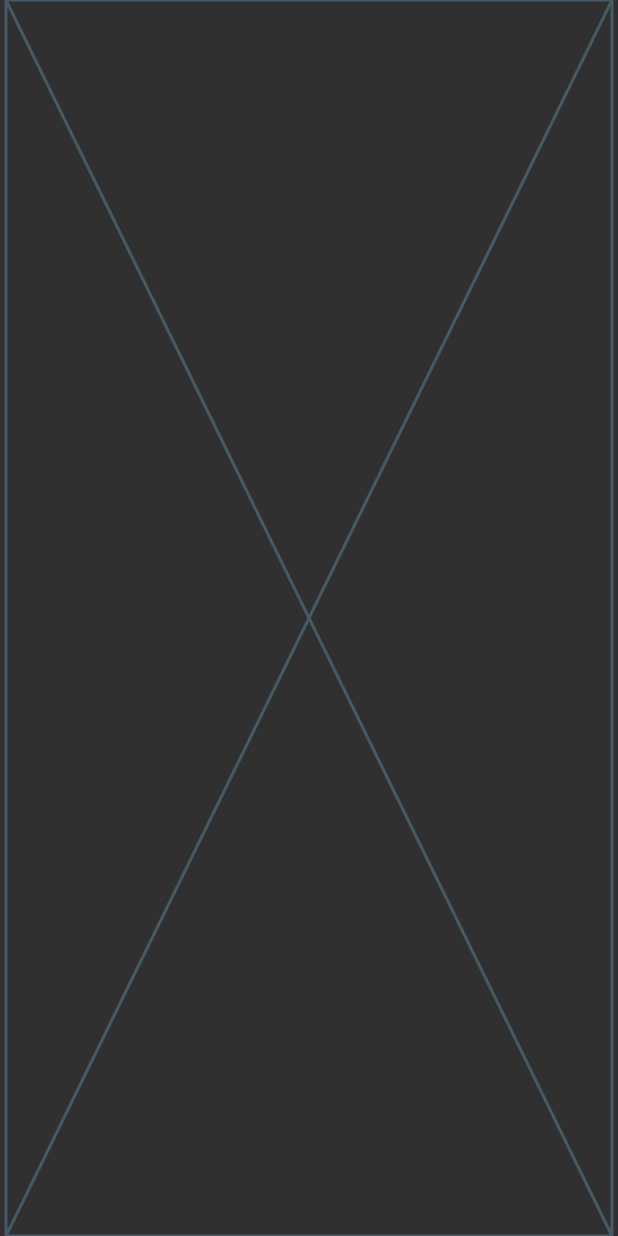
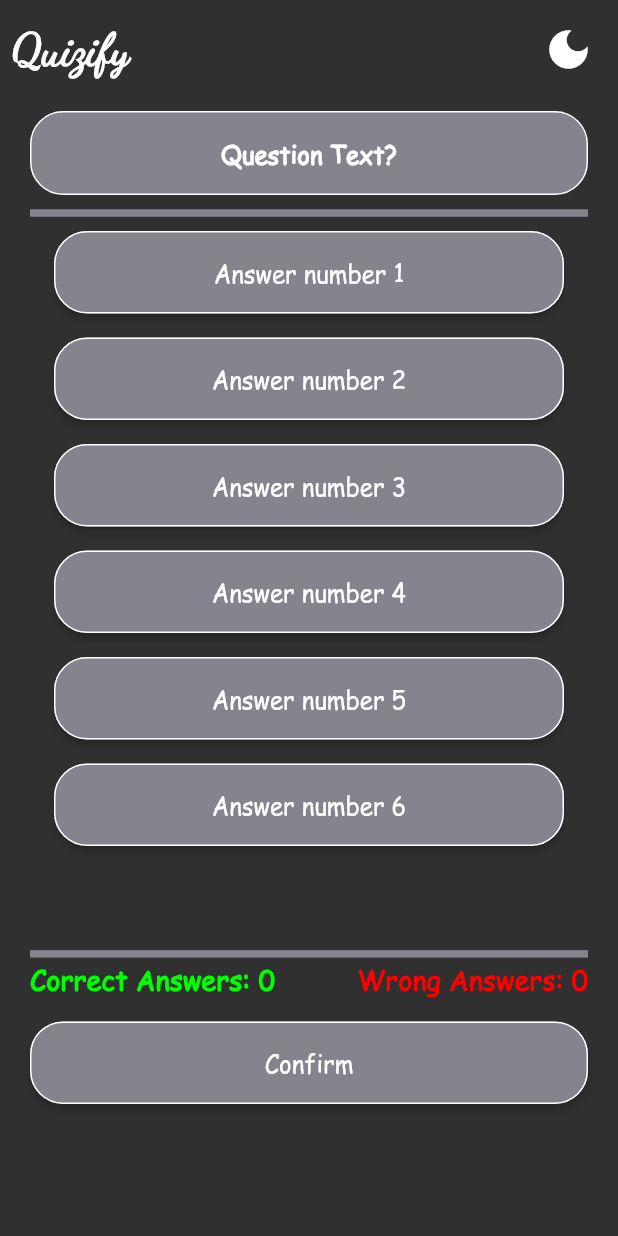
Before and after one commit to AYHM13x/quizify_app, a Flutter app: the QuizView screen opened directly, on a phone screen of 412 x 824 dp. Run offline on Flutter 3.47's test engine with Material 2 defaults, Android fonts, the phone set to English and light mode, and no system bars; our stand-ins replace gap, go_router.

Commit message:
work on quiz view

```diff
--- a/lib/core/utils/app_routrer.dart
+++ b/lib/core/utils/app_routrer.dart
@@ -2,8 +2,8 @@ import 'package:flutter/material.dart';
 import 'package:go_router/go_router.dart';
 
 import '../../features/_0_splash/presentation/views/splash_view.dart';
-// import '../../features/_1_home/presentation/views/home_view.dart';
-// import '../../features/_2_quiz/presentation/views/quiz_view.dart';
+import '../../features/_1_home/presentation/views/home_view.dart';
+import '../../features/_2_quiz/presentation/views/quiz_view.dart';
 
 abstract class AppRouter {
   //Paths
@@ -17,14 +17,14 @@ abstract class AppRouter {
         path: splashViewPath,
         builder: (context, state) => const SplashView(),
       ),
-      // GoRoute(
-      //   path: homeViewPath,
-      //   builder: (context, state) => const HomeView(),
-      // ),
-      // GoRoute(
-      //   path: quizViewPath,
-      //   builder: (context, state) => const QuizView(),
-      // ),
+      GoRoute(
+        path: homeViewPath,
+        builder: (context, state) => const HomeView(),
+      ),
+      GoRoute(
+        path: quizViewPath,
+        builder: (context, state) => const QuizView(),
+      ),
     ],
   );
 }
--- a/lib/features/_1_home/presentation/views/list_view/category_list_view.dart
+++ b/lib/features/_1_home/presentation/views/list_view/category_list_view.dart
@@ -1,7 +1,9 @@
 import 'package:flutter/material.dart';
+import 'package:go_router/go_router.dart';
 import 'package:quizify_app/constants.dart';
 import 'package:quizify_app/core/utils/AsstesApp.dart';
 
+import '../../../../../core/utils/app_routrer.dart';
 import '../../../../../core/utils/dimensions_of_screen.dart';
 import '../widgets/category_quiz_item.dart';
 
@@ -19,7 +21,9 @@ class CategoryListView extends StatelessWidget {
         itemCount: kCategories.length,
         itemBuilder: (BuildContext context, int index) {
           return GestureDetector(
-            onTap: () {},
+            onTap: () {
+              GoRouter.of(context).push(AppRouter.quizViewPath);
+            },
             child: CategoryQuizItem(
               categoryName: kCategories[index],
               categoryImage: AssetsImage.categoriesImages[index],
--- /dev/null
+++ b/lib/features/_2_quiz/presentation/views/appbar/quiz_view_app_bar.dart
@@ -0,0 +1,30 @@
+import 'package:flutter/material.dart';
+
+import '../../../../../../core/utils/styles.dart';
+import '../../../../../constants.dart';
+import '../../../../../core/utils/AsstesApp.dart';
+
+class QuizViewAppBar extends StatelessWidget {
+  const QuizViewAppBar({super.key});
+
+  @override
+  Widget build(BuildContext context) {
+    return Row(
+      children: [
+        Text(
+          kAppName,
+          style: Styles.textStyle30.copyWith(
+            fontFamily: FontFamilies.dancingScript,
+            fontWeight: FontWeight.bold,
+          ),
+        ),
+        const Spacer(),
+        IconButton(
+          onPressed: () {},
+          icon: const Icon(Icons.dark_mode),
+          iconSize: 34,
+        )
+      ],
+    );
+  }
+}
--- a/lib/features/_2_quiz/presentation/views/bodies/quiz_view_body.dart
+++ b/lib/features/_2_quiz/presentation/views/bodies/quiz_view_body.dart
@@ -1,10 +1,52 @@
 import 'package:flutter/material.dart';
+import 'package:gap/gap.dart';
+import 'package:quizify_app/core/utils/app_colors.dart';
+import 'package:quizify_app/features/_2_quiz/presentation/views/widgets/question_view.dart';
+
+import '../../../../../core/utils/dimensions_of_screen.dart';
+import '../appbar/quiz_view_app_bar.dart';
+import '../widgets/confirm_button.dart';
+import '../widgets/score_view.dart';
 
 class QuizViewbody extends StatelessWidget {
   const QuizViewbody({super.key});
 
   @override
   Widget build(BuildContext context) {
-    return const Placeholder();
+    return Column(
+      children: [
+        const Gap(8),
+        const Padding(
+          padding: EdgeInsets.symmetric(horizontal: 4),
+          child: QuizViewAppBar(),
+        ),
+        const Gap(16),
+        Padding(
+          padding: const EdgeInsets.symmetric(horizontal: 16),
+          child: SizedBox(
+            height: DimensionsOfScreen.dimensionsOfHeight(context, 86),
+            child: const CustomScrollView(
+              slivers: [
+                SliverToBoxAdapter(
+                  child: Column(
+                    children: [
+                      QuestionView(),
+                      Divider(
+                        height: 8,
+                        thickness: 5,
+                        color: AppColors.greyColor,
+                      ),
+                      ScoreView(),
+                      Gap(16),
+                      ConfirmButton(),
+                    ],
+                  ),
+                ),
+              ],
+            ),
+          ),
+        ),
+      ],
+    );
   }
 }
--- /dev/null
+++ b/lib/features/_2_quiz/presentation/views/widgets/answer_item.dart
@@ -0,0 +1,72 @@
+import 'package:flutter/material.dart';
+
+import '../../../../../core/utils/app_colors.dart';
+import '../../../../../core/utils/styles.dart';
+
+class AnswerItem extends StatelessWidget {
+  const AnswerItem({
+    super.key,
+    required this.index,
+  });
+  final int index;
+  @override
+  Widget build(BuildContext context) {
+    return Padding(
+      padding: const EdgeInsets.only(bottom: 16),
+      child: ElevatedButton(
+        onPressed: () {},
+        style: ButtonStyle(
+          shape: MaterialStateProperty.all<RoundedRectangleBorder>(
+            RoundedRectangleBorder(
+              borderRadius: BorderRadius.circular(22.0),
+              side: const BorderSide(
+                color: AppColors.whiteColor,
+              ),
+            ),
+          ),
+          backgroundColor: MaterialStateProperty.all<Color>(
+            AppColors.greyColor,
+          ),
+        ),
+        child: Container(
+          height: 55,
+          alignment: Alignment.center,
+          padding: const EdgeInsets.all(8),
+          child: Text(
+            "Answer number $index",
+            style: Styles.textStyle16.copyWith(
+              color: AppColors.whiteColor,
+            ),
+          ),
+        ),
+      ),
+    );
+  }
+}
+
+class Bottonn extends StatelessWidget {
+  const Bottonn({super.key});
+
+  @override
+  Widget build(BuildContext context) {
+    return TextButton(onPressed: () {}, child: const Text(""));
+  }
+}
+
+
+// Container(
+//           width: double.maxFinite,
+//           alignment: Alignment.center,
+//           padding: const EdgeInsets.all(16),
+//           decoration: BoxDecoration(
+//             borderRadius: BorderRadius.circular(22),
+//             border: Border.all(color: AppColors.whiteColor),
+//             color: AppColors.greyColor,
+//           ),
+//           child: Text(
+//             "Answer number $index",
+//             style: Styles.textStyle16.copyWith(
+//               color: AppColors.whiteColor,
+//             ),
+//           ),
+//         )
--- /dev/null
+++ b/lib/features/_2_quiz/presentation/views/widgets/answer_section.dart
@@ -0,0 +1,26 @@
+import 'package:flutter/material.dart';
+
+import '../../../../../core/utils/dimensions_of_screen.dart';
+import 'answer_item.dart';
+
+class AswerSection extends StatelessWidget {
+  const AswerSection({
+    super.key,
+  });
+
+  @override
+  Widget build(BuildContext context) {
+    return SizedBox(
+      height: DimensionsOfScreen.dimensionsOfHeight(context, 58),
+      child: ListView.builder(
+        physics: const BouncingScrollPhysics(),
+        itemCount: 6,
+        itemBuilder: (context, index) {
+          return AnswerItem(
+            index: index + 1,
+          );
+        },
+      ),
+    );
+  }
+}
--- /dev/null
+++ b/lib/features/_2_quiz/presentation/views/widgets/confirm_button.dart
@@ -0,0 +1,42 @@
+import 'package:flutter/material.dart';
+
+import '../../../../../core/utils/app_colors.dart';
+import '../../../../../core/utils/styles.dart';
+
+class ConfirmButton extends StatelessWidget {
+  const ConfirmButton({super.key});
+
+  @override
+  Widget build(BuildContext context) {
+    return Padding(
+      padding: const EdgeInsets.only(bottom: 16),
+      child: ElevatedButton(
+        onPressed: () {},
+        style: ButtonStyle(
+          shape: MaterialStateProperty.all<RoundedRectangleBorder>(
+            RoundedRectangleBorder(
+              borderRadius: BorderRadius.circular(22.0),
+              side: const BorderSide(
+                color: AppColors.whiteColor,
+              ),
+            ),
+          ),
+          backgroundColor: MaterialStateProperty.all<Color>(
+            AppColors.greyColor,
+          ),
+        ),
+        child: Container(
+          height: 55,
+          alignment: Alignment.center,
+          padding: const EdgeInsets.all(8),
+          child: Text(
+            "Confirm",
+            style: Styles.textStyle16.copyWith(
+              color: AppColors.whiteColor,
+            ),
+          ),
+        ),
+      ),
+    );
+  }
+}
--- /dev/null
+++ b/lib/features/_2_quiz/presentation/views/widgets/question_view.dart
@@ -0,0 +1,30 @@
+import 'package:flutter/material.dart';
+import 'package:gap/gap.dart';
+
+import '../../../../../core/utils/app_colors.dart';
+import 'answer_section.dart';
+import 'qustion_section.dart';
+
+class QuestionView extends StatelessWidget {
+  const QuestionView({super.key});
+
+  @override
+  Widget build(BuildContext context) {
+    return const Column(
+      children: [
+        QuestionSection(),
+        Gap(8),
+        Divider(
+          height: 8,
+          thickness: 5,
+          color: AppColors.greyColor,
+        ),
+        Gap(8),
+        Padding(
+          padding: EdgeInsets.symmetric(horizontal: 16),
+          child: AswerSection(),
+        ),
+      ],
+    );
+  }
+}
--- /dev/null
+++ b/lib/features/_2_quiz/presentation/views/widgets/qustion_section.dart
@@ -0,0 +1,30 @@
+import 'package:flutter/material.dart';
+
+import '../../../../../core/utils/app_colors.dart';
+import '../../../../../core/utils/styles.dart';
+
+class QuestionSection extends StatelessWidget {
+  const QuestionSection({
+    super.key,
+  });
+
+  @override
+  Widget build(BuildContext context) {
+    return Container(
+      width: double.maxFinite,
+      alignment: Alignment.center,
+      padding: const EdgeInsets.all(16),
+      decoration: BoxDecoration(
+        borderRadius: BorderRadius.circular(22),
+        border: Border.all(color: AppColors.whiteColor),
+        color: AppColors.greyColor,
+      ),
+      child: Text(
+        "Question Text?",
+        style: Styles.textStyle16.copyWith(
+          fontWeight: FontWeight.bold,
+        ),
+      ),
+    );
+  }
+}
--- /dev/null
+++ b/lib/features/_2_quiz/presentation/views/widgets/score_view.dart
@@ -0,0 +1,31 @@
+import 'package:flutter/material.dart';
+
+import '../../../../../core/utils/app_colors.dart';
+import '../../../../../core/utils/styles.dart';
+
+class ScoreView extends StatelessWidget {
+  const ScoreView({
+    super.key,
+  });
+
+  @override
+  Widget build(BuildContext context) {
+    return Row(
+      mainAxisAlignment: MainAxisAlignment.spaceBetween,
+      children: [
+        Text(
+          "Correct Answers: 0",
+          style: Styles.textStyle18.copyWith(
+            color: AppColors.greenColor,
+          ),
+        ),
+        Text(
+          "Wrong Answers: 0",
+          style: Styles.textStyle18.copyWith(
+            color: AppColors.redColor,
+          ),
+        ),
+      ],
+    );
+  }
+}
```
